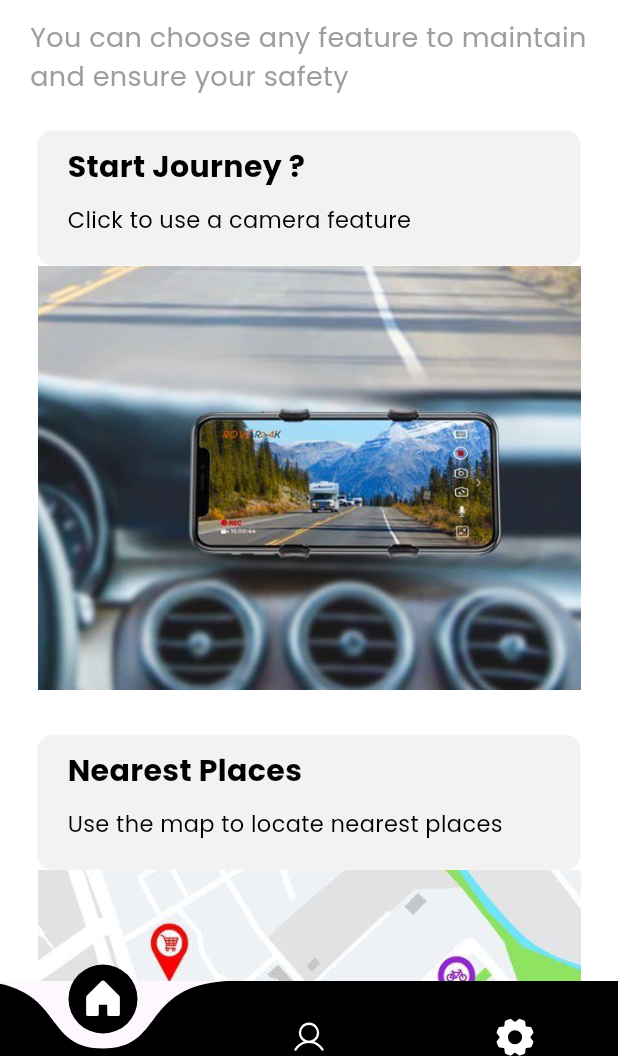
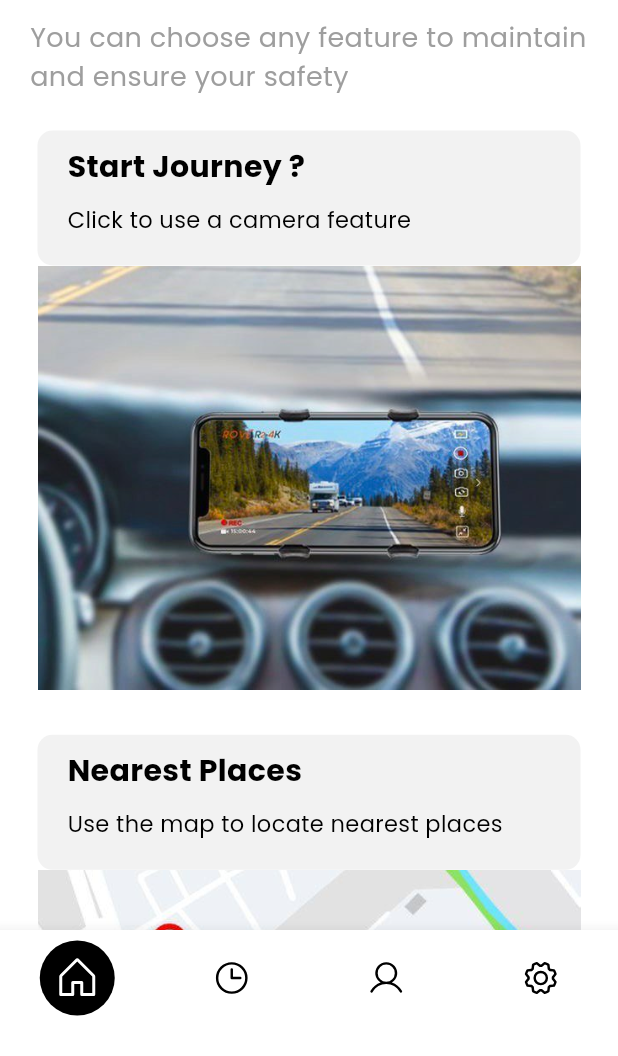
Before and after one commit to nouranes/safe-driving-app-Graduation-Project, a Flutter app: the Home_Screen screen opened by its route, on a phone screen of 412 x 824 dp, the part 180-1236 px from its top. Run offline on Flutter 3.47's test engine with Material 3 defaults, Android fonts, the phone set to English and light mode, and no system bars; drawn by our look-alikes of curved_navigation_bar; our stand-ins replace animate_do, awesome_dialog, camera, cloud_firestore, firebase_auth, firebase_core and 7 more; missing offline and left inert: device_apps, flutter_polyline_points; accounts and stored records are empty.

Commit message:
login , register , home ,camera,nav bar,profile ,change colors of project,end profile and h map

```diff
--- a/lib/_pages/home_screen.dart
+++ b/lib/_pages/home_screen.dart
@@ -1,7 +1,9 @@
-import 'package:curved_navigation_bar/curved_navigation_bar.dart';
+import 'package:final_project/_pages/dashboard.dart';
+import 'package:final_project/_pages/history.dart';
 import 'package:final_project/_pages/home_view.dart';
 import 'package:final_project/_pages/profile_view.dart';
 import 'package:final_project/_pages/setting_view.dart';
+import 'package:firebase_auth/firebase_auth.dart';
 import 'package:flutter/material.dart';
 import 'package:flutter_phosphor_icons/flutter_phosphor_icons.dart';
 
@@ -16,39 +18,88 @@ class Home_Screen extends StatefulWidget {
 
 class _HomeScreenState extends State<Home_Screen> {
   int selected_index = 0;
+  String? userEmail;
+  bool showFullNavBar = false;
 
-  List<Widget> pages = [
-    Home_View(),
-    Profile_View(),
-    Setting_View(),
-  ];
+  @override
+  void initState() {
+    super.initState();
+    getCurrentUserEmail();
+  }
+
+  void getCurrentUserEmail() {
+    User? user = FirebaseAuth.instance.currentUser;
+    setState(() {
+      userEmail = user?.email;
+      showFullNavBar = isUberEmail(userEmail);
+    });
+  }
+
+  bool isUberEmail(String? email) {
+    return email != null && email.endsWith('@uber.com');
+  }
+
+  List<Widget> getPages() {
+    List<Widget> pages = [
+      Home_View(),
+      HistoryScreen(),
+    ];
+
+    if (showFullNavBar) {
+      pages.add(DashboardScreen());
+    }
+
+    pages.addAll([
+      Profile_View(),
+      Setting_View(),
+    ]);
+
+    return pages;
+  }
+
+  List<BottomNavigationBarItem> getNavBarItems() {
+    List<BottomNavigationBarItem> items = [
+      BottomNavigationBarItem(
+        icon: _buildIcon(PhosphorIcons.house, 0),
+        label: '',
+      ),
+      BottomNavigationBarItem(
+        icon: _buildIcon(PhosphorIcons.clock, 1),
+        label: '',
+      ),
+    ];
+
+    if (showFullNavBar) {
+      items.add(BottomNavigationBarItem(
+        icon: _buildIcon(PhosphorIcons.graph, 2),
+        label: '',
+      ));
+    }
+
+    items.addAll([
+      BottomNavigationBarItem(
+        icon: _buildIcon(PhosphorIcons.user, showFullNavBar ? 3 : 2),
+        label: '',
+      ),
+      BottomNavigationBarItem(
+        icon: _buildIcon(PhosphorIcons.gear, showFullNavBar ? 4 : 3),
+        label: '',
+      ),
+    ]);
+
+    return items;
+  }
 
   @override
   Widget build(BuildContext context) {
     return Scaffold(
-      body: pages[selected_index],
-      bottomNavigationBar: CurvedNavigationBar(
-        backgroundColor: Colors.transparent,
-        // Set background color to white
-        color: Colors.black,
-        buttonBackgroundColor: Colors.black,
-        height: 50,
-        items: [
-          Icon(
-            PhosphorIcons.house_fill,
-            size: 30,
-            color: Colors.white, // Set icon color to black
-          ),
-          Icon(
-            PhosphorIcons.user,
-            color: Colors.white, // Set icon color to black
-          ),
-          Icon(
-            PhosphorIcons.gear_fill,
-            size: 30,
-            color: Colors.white, // Set icon color to white
-          ),
-        ],
+      body: getPages()[selected_index],
+      bottomNavigationBar: BottomNavigationBar(
+        type: BottomNavigationBarType.fixed,
+        backgroundColor: Colors.white,
+        selectedItemColor: Colors.black,
+        items: getNavBarItems(),
+        currentIndex: selected_index,
         onTap: (index) {
           setState(() {
             selected_index = index;
@@ -57,4 +108,14 @@ class _HomeScreenState extends State<Home_Screen> {
       ),
     );
   }
+
+  Widget _buildIcon(IconData icon, int index) {
+    return selected_index == index
+        ? CircleAvatar(
+            radius: 25,
+            backgroundColor: Colors.black,
+            child: Icon(icon, color: Colors.white, size: 32),
+          )
+        : Icon(icon, color: Colors.black, size: 26);
+  }
 }
--- a/lib/_pages/home_view.dart
+++ b/lib/_pages/home_view.dart
@@ -59,7 +59,7 @@ class Home_View extends StatelessWidget {
                 task: 'Start Journey ?',
                 details: 'Click to use a camera feature',
                 onClick: () {
-                  Navigator.pushNamed(context, MainScreen.routeName);
+                  Navigator.pushNamed(context, RealTimeDetection.routeName);
                 },
               ),
               Buttons_Home_Widget(
```
Also changed, not shown: lib/_pages/camera.dart (+108 -88 lines), lib/_pages/dashboard.dart (added, +14 -0 lines), lib/_pages/history.dart (added, +16 -0 lines), lib/main.dart (+34 -18 lines), lib/map/location.dart (deleted, +0 -38 lines), lib/map/nearest_gasoline.dart (deleted, +0 -12 lines), lib/map/nearest_hospital.dart (deleted, +0 -12 lines).
